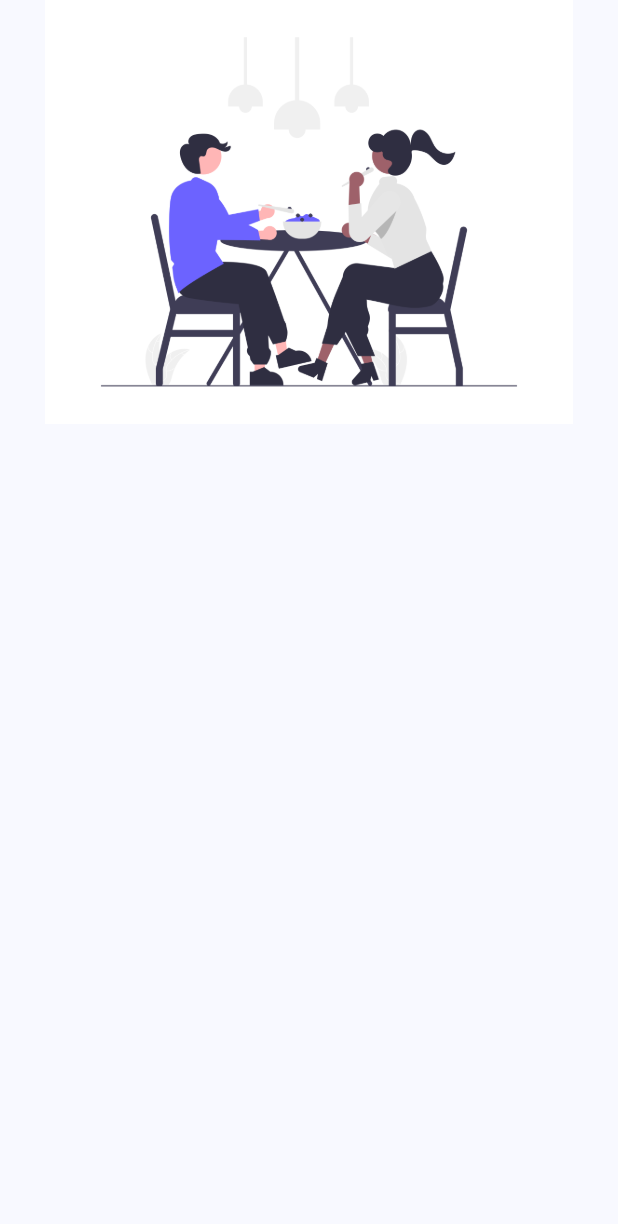
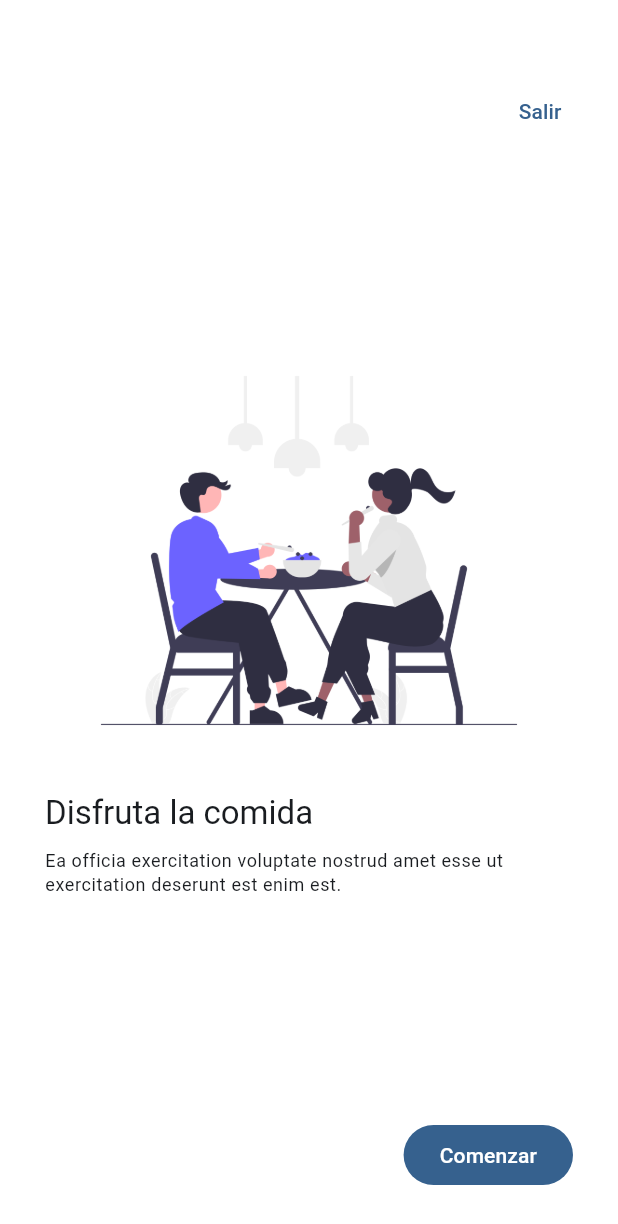
Before and after one commit to aguerrero2016/widgets_app, a Flutter app: the AppTutorialScreen screen opened by its route, swiped to page 3, on a phone screen of 412 x 824 dp. Shown: the top 1224 px of the screen. Run offline on Flutter 3.47's test engine with Material 2 defaults, Android fonts, the phone set to English and light mode, and no system bars; our stand-ins replace animate_do, go_router.

Commit message:
pageView finalizado

```diff
--- a/lib/presentation/screens/app_tutorial/app_tutorial_screen.dart
+++ b/lib/presentation/screens/app_tutorial/app_tutorial_screen.dart
@@ -1,10 +1,7 @@
+import 'package:animate_do/animate_do.dart';
 import 'package:flutter/material.dart';
+import 'package:go_router/go_router.dart';
 
-final slides = <SlideInfo>[
-  SlideInfo('Busca la comida', 'caption', 'assets/images/1.png'),
-  SlideInfo('Entrega rápida', 'caption', 'assets/images/2.png'),
-  SlideInfo('Disfruta la comida', 'caption', 'assets/images/3.png')
-];
 
 class SlideInfo {
   final String title;
@@ -14,45 +11,138 @@ class SlideInfo {
   SlideInfo(this.title, this.caption, this.imageUrl);
 }
 
-class AppTutorialScreen extends StatelessWidget {
+final slides = <SlideInfo>[
+  SlideInfo('Busca la comida', 'Exercitation voluptate cillum eu aute dolor irure aliquip.', 'assets/images/1.png'),
+  SlideInfo('Entrega rápida', 'Ullamco ullamco duis labore quis occaecat culpa laborum id incididunt.', 'assets/images/2.png'),
+  SlideInfo('Disfruta la comida', 'Ea officia exercitation voluptate nostrud amet esse ut exercitation deserunt est enim est.', 'assets/images/3.png'),
+];
+
+
+
+
+class AppTutorialScreen extends StatefulWidget {
+
   static const name = 'tutorial_screen';
+
   const AppTutorialScreen({super.key});
+
+  @override
+  State<AppTutorialScreen> createState() => _AppTutorialScreenState();
+}
+
+class _AppTutorialScreenState extends State<AppTutorialScreen> {
+
+  final PageController pageviewController = PageController();
+  bool endReached = false;
+
+  @override
+  void initState() {
+    super.initState();
+
+    pageviewController.addListener(() {
+
+      final page = pageviewController.page ?? 0;
+      if ( !endReached && page >= (slides.length - 1.5) ) {
+        setState(() {
+          endReached = true;
+        });
+      }
+
+    });
+
+  }
+
+  @override
+  void dispose() {
+    pageviewController.dispose();
+
+    super.dispose();
+  }
+
+
 
   @override
   Widget build(BuildContext context) {
     return Scaffold(
-      body: PageView(
-        physics: const BouncingScrollPhysics(),
-        children: slides
-            .map((slideData) => _Slide(
-                  slideData.title,
-                  slideData.caption,
-                  slideData.imageUrl,
-                ))
-            .toList(),
+      backgroundColor: Colors.white,
+      body: Stack(
+        children: [
+
+          PageView(
+            controller: pageviewController,
+            physics: const BouncingScrollPhysics(),
+            children: slides.map(
+              (slideData) => _Slide(
+                title: slideData.title,
+                caption: slideData.caption,
+                imageUrl: slideData.imageUrl
+              )
+            ).toList(),
+          ),
+
+          Positioned(
+            right: 20,
+            top: 50,
+            child: TextButton(
+              child: const Text('Salir'),
+              onPressed: () => context.pop(),
+            )
+          ),
+
+          endReached ?
+            Positioned(
+              bottom: 30,
+              right: 30,
+              child: FadeInRight(
+                from: 15,
+                delay: const Duration(seconds: 1),
+                child: FilledButton(
+                  onPressed: () => context.pop(),
+                  child: const Text('Comenzar'),
+                ),
+              )
+            ): const SizedBox(),
+
+        ],
       ),
+
     );
   }
 }
 
+
 class _Slide extends StatelessWidget {
+
   final String title;
   final String caption;
   final String imageUrl;
 
-  const _Slide(
-    this.title,
-    this.caption,
-    this.imageUrl,
-  );
+  const _Slide({
+    required this.title,
+    required this.caption,
+    required this.imageUrl
+  });
 
   @override
   Widget build(BuildContext context) {
+
+    final titleStyle = Theme.of(context).textTheme.titleLarge;
+    final captionStyle = Theme.of(context).textTheme.bodySmall;
+
     return Padding(
       padding: const EdgeInsets.symmetric(horizontal: 30),
       child: Center(
         child: Column(
-          children: [Image(image: AssetImage(imageUrl))],
+          mainAxisAlignment: MainAxisAlignment.center,
+          crossAxisAlignment: CrossAxisAlignment.start,
+          children: [
+            Image( image: AssetImage( imageUrl )),
+            const SizedBox(height: 20 ),
+            Text( title, style: titleStyle, ),
+            const SizedBox(height: 10 ),
+            Text( caption, style: captionStyle, ),
+
+          ],
         ),
       ),
     );
--- a/pubspec.yaml
+++ b/pubspec.yaml
@@ -7,6 +7,7 @@ environment:
   sdk: '>=3.0.3 <4.0.0'
 
 dependencies:
+  animate_do: ^3.0.2
   flutter:
     sdk: flutter
   go_router: ^9.0.0
```
Also changed, not shown: pubspec.lock.
